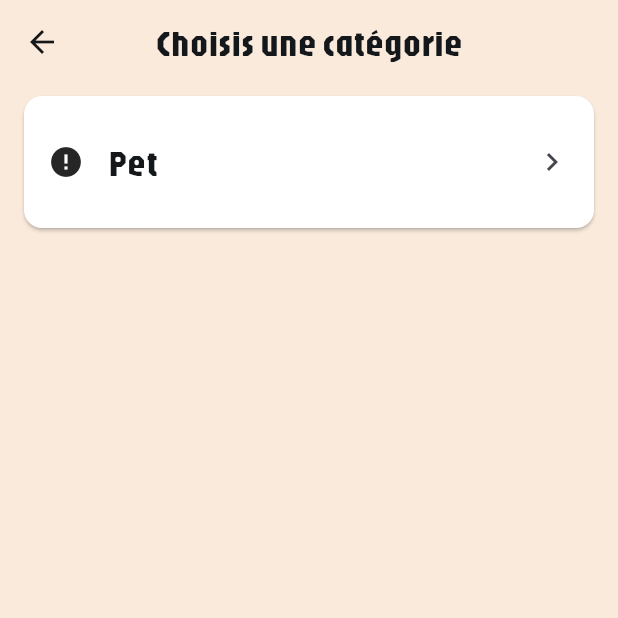
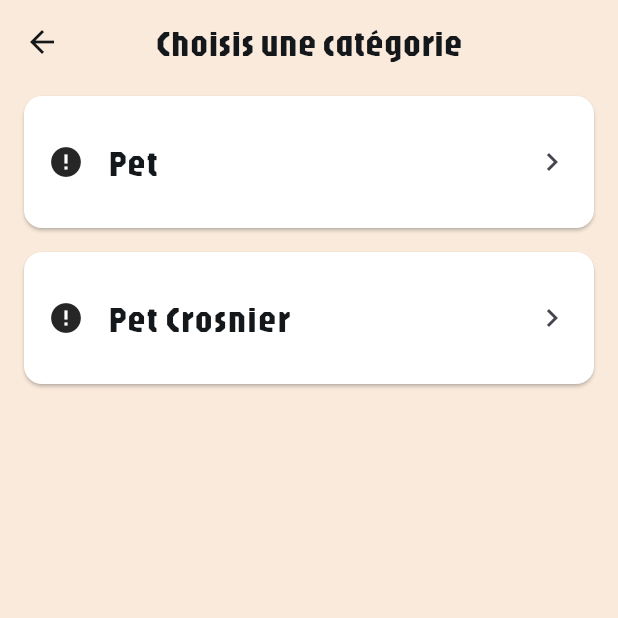
Before and after one commit to matc78/shifushotlocal, a Flutter app: the SoundCategorySelectionPage screen opened by its route, on a phone screen of 412 x 824 dp, the top half of it. Run offline on Flutter 3.47's test engine with Material 3 defaults, Android fonts, the phone set to English and light mode, and no system bars; our stand-ins replace audioplayers, cloud_firestore, cloud_functions, firebase_auth, firebase_core, firebase_messaging and 7 more; missing offline and left inert: dice_icons, playing_cards; accounts and stored records are empty; network calls fail.

Commit message:
ajout de pet crosnier

```diff
--- a/lib/Pages/features/sound_category_selection_page.dart
+++ b/lib/Pages/features/sound_category_selection_page.dart
@@ -10,6 +10,23 @@ class SoundCategorySelectionPage extends StatelessWidget {
       'assets/audios/pet/pet3.mp3',
       'assets/audios/pet/pet4.mp3',
       'assets/audios/pet/petponey1.mp3',
+    ],
+    'Pet Crosnier': [
+      'assets/audios/pet_crosnier/PetCrosnier1.mp3',
+      'assets/audios/pet_crosnier/PetCrosnier2.mp3',
+      'assets/audios/pet_crosnier/PetCrosnier3.mp3',
+      'assets/audios/pet_crosnier/PetCrosnier4.mp3',
+      'assets/audios/pet_crosnier/PetCrosnier5.mp3',
+      'assets/audios/pet_crosnier/PetCrosnier6.mp3',
+      'assets/audios/pet_crosnier/PetCrosnier7.mp3',
+      'assets/audios/pet_crosnier/PetCrosnier8.mp3',
+      'assets/audios/pet_crosnier/PetCrosnier9.mp3',
+      'assets/audios/pet_crosnier/PetCrosnier10.mp3',
+      'assets/audios/pet_crosnier/PetCrosnier11.mp3',
+      'assets/audios/pet_crosnier/PetCrosnier12.mp3',
+      'assets/audios/pet_crosnier/PetCrosnier13.mp3',
+      'assets/audios/pet_crosnier/PetCrosnier14.mp3',
+      'assets/audios/pet_crosnier/PetCrosnier15.mp3',
     ],
   };
 
```
Also changed, not shown: pubspec.yaml (+15 -0 lines), 15 other files.
